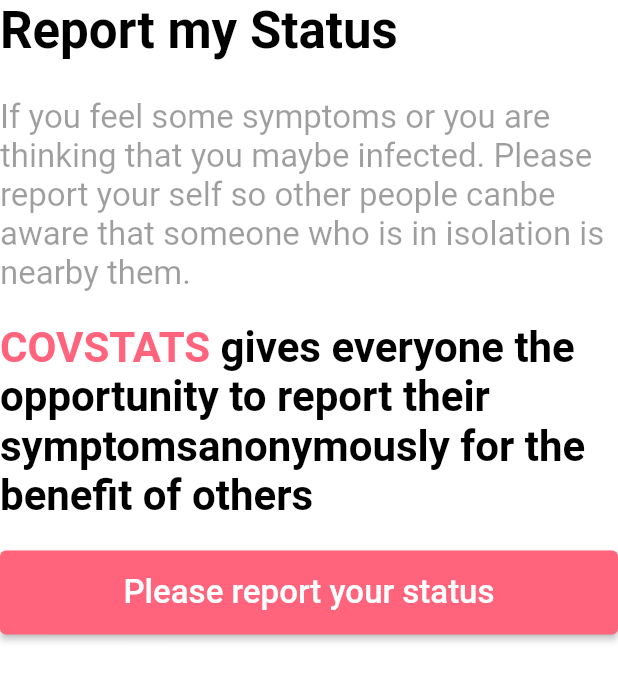
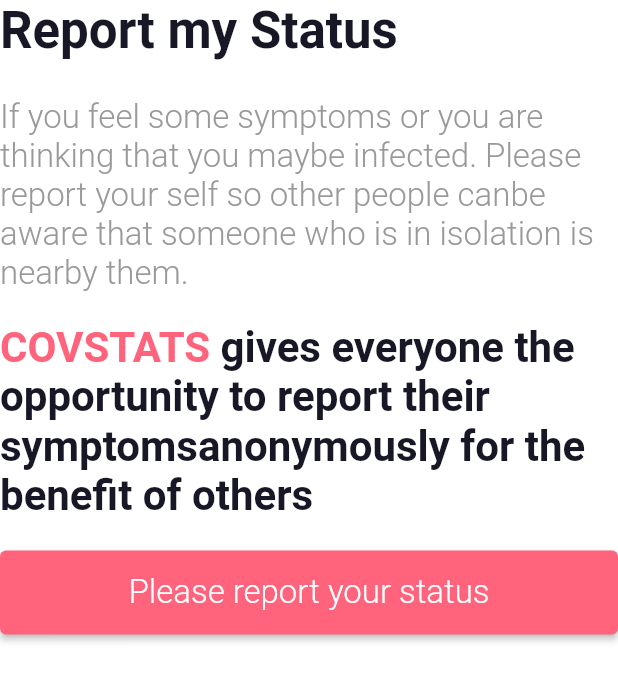
Before and after one commit to chashkovdaniil/yandex_intenstive, a Flutter app: the screen it shows after launch, after a tap on "Please report your status", on a phone screen of 412 x 824 dp. Shown: the top 681 px of the screen. Run offline on Flutter 3.47's test engine with Material 2 defaults, Android fonts, the phone set to English and light mode, and no system bars; our stand-ins replace fl_chart, flutter_hooks, flutter_riverpod, freezed_annotation, hooks_riverpod, percent_indicator and 1 more; missing offline and left inert: syncfusion_flutter_maps.

Commit message:
Transfer constant strings to StringValues{}, fix colors and text styles

```diff
--- a/lib/configs/colors.dart
+++ b/lib/configs/colors.dart
@@ -7,7 +7,7 @@
   static const Color secondary = Color(0xFFE4E4E4);
   static const Color black = Color(0xFF000000);
   static const Color grey = Color(0xFFE4E4E4);
-  static const Color white = Colors.white;
+  static const Color white = Color(0xFFFFFFFF);
   static const Color red = Color(0xffFF647C);
 
 // Colors for progress bars
@@ -22,4 +22,10 @@
   static const Color affected4 = Color(0xFFFF7489);
   static const Color affected5 = Color(0xFFFF4F6A);
   static const Color affected6 = Color(0xFFFF2E4E);
+
+// Colors for education screen
+  static const Color educationGray = Color(0xFF999999);
+  static const Color educationBlackSubtitle = Color(0xFF151522);
+  static const Color educationBlackHeader = Color(0xFF171725);
+  // static const Color education
 }
--- a/lib/configs/constants.dart
+++ b/lib/configs/constants.dart
@@ -40,6 +40,25 @@
   static String get countryStatisticsDeath => 'Death';
 
   static String get countryStatisticsAffected => 'Affected';
+
+
+  // Strings for education
+  static const String diagnosisDescription =
+      'If you feel some symptoms or you are thinking that you may'
+      'be infected. Please report your self so other people can'
+      'be aware that someone who is in isolation is nearby them.';
+
+  static const String diagnosisWarningCaps = 'COVSTATS';
+
+  static const String diagnosisWarning =
+      ' gives everyone the opportunity to report their symptoms'
+      'anonymously for the benefit of others';
+
+  static const String diagnosisHeader = 'Report my Status';
+
+  static const String diagnosisButtonText = 'Please report your status';
+
+  static const String diagnosisRussianPhoneNumber = '88002000112';
 }
 
 class MockData {
--- a/lib/core/styles/app_theme.dart
+++ b/lib/core/styles/app_theme.dart
@@ -14,52 +14,57 @@
   }
 
   static const educationHeader1 = TextStyle(
+    color: AppColors.educationBlackHeader,
     fontSize: 34.0,
-    fontWeight: FontWeight.bold,
-    color: Colors.black,
+    fontWeight: FontWeight.w600,
   );
 
   static const educationSubtitle = TextStyle(
+    color: AppColors.black,
     fontSize: 22.0,
-    color: Colors.black,
+    fontWeight: FontWeight.w400,
   );
 
   static const educationSubtitleLight = TextStyle(
+    color: AppColors.educationGray,
     fontSize: 22.0,
-    color: Colors.black38,
+    fontWeight: FontWeight.w300,
   );
 
   static const educationSubtitleWhite = TextStyle(
+    color: AppColors.white,
     fontSize: 22.0,
-    color: Colors.white,
+    fontWeight: FontWeight.w300,
   );
 
   static const educationSubtitleBold = TextStyle(
+    color: AppColors.educationBlackSubtitle,
     fontSize: 22.0,
-    fontWeight: FontWeight.bold,
-    color: Colors.black,
+    fontWeight: FontWeight.w600,
   );
 
   static const educationUsualLight = TextStyle(
+    color: AppColors.educationGray,
     fontSize: 20.0,
-    color: Colors.black54,
+    fontWeight: FontWeight.w400,
   );
 
   static const educationSmallLight = TextStyle(
-    fontSize: 16.0,
-    color: Colors.black54,
+    color: AppColors.educationGray,
+    fontSize: 18.0,
+    fontWeight: FontWeight.w400,
   );
 
   static const educationWarning = TextStyle(
+    color: AppColors.educationBlackHeader,
     fontSize: 28.0,
-    color: Colors.black,
-    fontWeight: FontWeight.bold,
+    fontWeight: FontWeight.w600,
   );
 
   static const educationWarningRed = TextStyle(
     fontSize: 28.0,
     color: AppColors.primary,
-    fontWeight: FontWeight.bold,
+    fontWeight: FontWeight.w600,
   );
 
   static final educationButtonStyle = ButtonStyle(
--- a/lib/main.dart
+++ b/lib/main.dart
@@ -1,16 +1,14 @@
 import 'package:flutter/material.dart';
 import 'package:flutter_riverpod/flutter_riverpod.dart';
-import 'package:yandex_intensive/configs/app_routes.dart';
-import 'package:yandex_intensive/modules/home/presentation/home_screen.dart';
+
+import 'configs/app_routes.dart';
+import 'core/styles/app_theme.dart';
 import 'modules/education/presentation/diagnosis.dart';
-
-import 'core/styles/app_theme.dart';
+import 'modules/home/presentation/home_screen.dart';
 import 'modules/map/presentation/screens/map_page.dart';
 
 void main() {
-  runApp(//ProviderScope( child:
-     MyApp(),
-  );
+  runApp(ProviderScope(child: MyApp()));
 }
 
 class MyApp extends StatelessWidget {
@@ -26,8 +24,8 @@
         AppRoutes.mapPageScreen: (_) => const MapPage(),
         AppRoutes.homePageScreen: (_) => const HomeScreen(),
         AppRoutes.educationPageScreen: (_) => const Scaffold(
-          body: Diagnosis(),
-        )
+              body: DiagnosisPage(),
+            )
       },
     );
   }
--- a/lib/modules/education/presentation/diagnosis.dart
+++ b/lib/modules/education/presentation/diagnosis.dart
@@ -1,30 +1,23 @@
 import 'package:flutter/material.dart';
+import 'package:url_launcher/url_launcher.dart' as UrlLauncher;
+import '../../../configs/constants.dart';
 import '../../../core/styles/app_theme.dart';
 
-class Diagnosis extends StatelessWidget {
-  const Diagnosis({Key? key}) : super(key: key);
-
-  static const _tip =
-      'If you feel some symptoms or you are thinking that you may'
-      'be infected. Please report your self so other people can'
-      'be aware that someone who is in isolation is nearby them.';
-  static const _warningCaps = 'COVSTATS';
-  static const _warningText =
-      ' gives everyone the opportunity to report their symptoms'
-      'anonymously for the benefit of others';
+class DiagnosisPage extends StatelessWidget {
+  const DiagnosisPage({Key? key}) : super(key: key);
 
   @override
   Widget build(BuildContext context) => Column(
         crossAxisAlignment: CrossAxisAlignment.start,
         children: [
           const Text(
-            'Report my Status',
+            StringValues.diagnosisHeader,
             style: AppTheme.educationHeader1,
             textAlign: TextAlign.start,
           ),
           const SizedBox(height: 25.0),
           const Text(
-            _tip,
+            StringValues.diagnosisDescription,
             style: AppTheme.educationSubtitleLight,
             softWrap: true,
           ),
@@ -33,11 +26,11 @@
             text: const TextSpan(
               children: [
                 TextSpan(
-                  text: _warningCaps,
+                  text: StringValues.diagnosisWarningCaps,
                   style: AppTheme.educationWarningRed,
                 ),
                 TextSpan(
-                  text: _warningText,
+                  text: StringValues.diagnosisWarning,
                   style: AppTheme.educationWarning,
                 ),
               ],
@@ -46,12 +39,15 @@
           const SizedBox(height: 20.0),
           ElevatedButton(
             style: AppTheme.educationButtonStyle,
-            onPressed: () {},
+            onPressed: () => UrlLauncher.launch(
+              // TODO: а как же другие страны?
+              'tel://${StringValues.diagnosisRussianPhoneNumber}',
+            ),
             child: const Padding(
               padding: EdgeInsets.only(top: 15.0, bottom: 15.0),
               child: Center(
                 child: Text(
-                  'Please report your status',
+                  StringValues.diagnosisButtonText,
                   style: AppTheme.educationSubtitleWhite,
                 ),
               ),
--- a/pubspec.yaml
+++ b/pubspec.yaml
@@ -29,6 +29,7 @@
   flutter_riverpod: ^1.0.2
   hooks_riverpod: ^1.0.2
   flutter_hooks: ^0.18.1
+  url_launcher: ^6.0.17
 dev_dependencies:
   flutter_test:
     sdk: flutter
```
Also changed, not shown: pubspec.lock.
